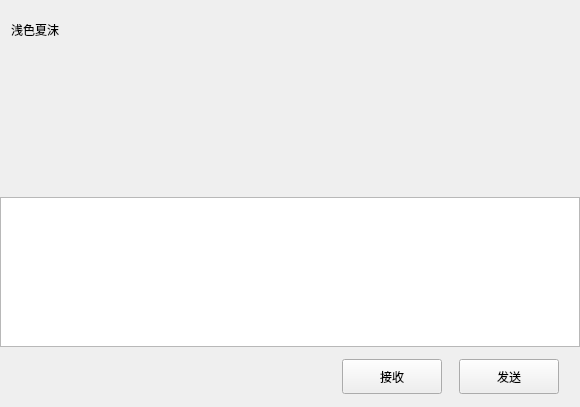
First picture: the form in ChatClient/chatpage.ui, repository zyuhao7/WeChat, before the edit.
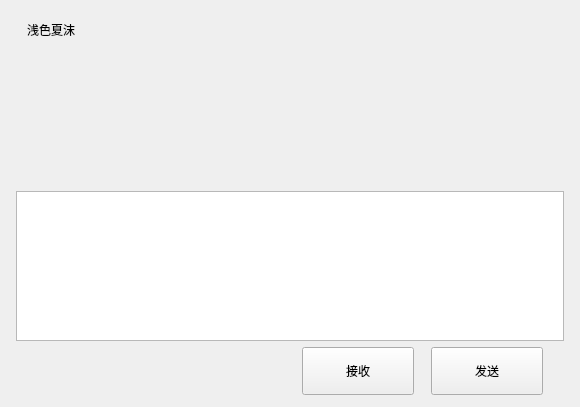
Second picture: the form after the edit. Custom widgets are drawn as their Qt base class.

Diff of the .ui file:
```diff
--- a/ChatClient/chatpage.ui
+++ b/ChatClient/chatpage.ui
@@ -36,16 +36,16 @@
        <number>0</number>
       </property>
       <property name="leftMargin">
-       <number>0</number>
+       <number>16</number>
       </property>
       <property name="topMargin">
        <number>0</number>
       </property>
       <property name="rightMargin">
-       <number>0</number>
+       <number>16</number>
       </property>
       <property name="bottomMargin">
-       <number>0</number>
+       <number>6</number>
       </property>
       <item>
        <widget class="QWidget" name="title_wid" native="true">
@@ -287,14 +287,14 @@
           <widget class="ClickedBtn" name="receive_btn">
            <property name="minimumSize">
             <size>
-             <width>100</width>
-             <height>35</height>
+             <width>112</width>
+             <height>48</height>
             </size>
            </property>
            <property name="maximumSize">
             <size>
-             <width>100</width>
-             <height>35</height>
+             <width>112</width>
+             <height>48</height>
             </size>
            </property>
            <property name="text">
@@ -322,14 +322,14 @@
           <widget class="ClickedBtn" name="send_btn">
            <property name="minimumSize">
             <size>
-             <width>100</width>
-             <height>35</height>
+             <width>112</width>
+             <height>48</height>
             </size>
            </property>
            <property name="maximumSize">
             <size>
-             <width>100</width>
-             <height>35</height>
+             <width>112</width>
+             <height>48</height>
             </size>
            </property>
            <property name="text">
```
Left out of the diff: 8 changed lines with no effect on the pictures.
